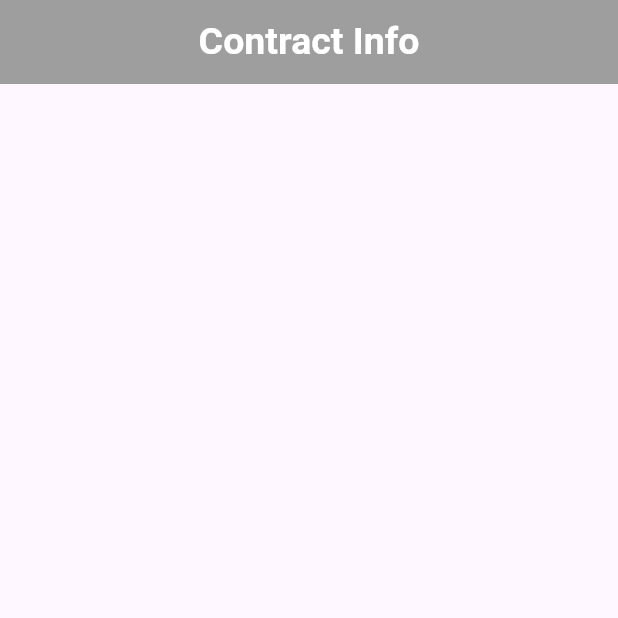
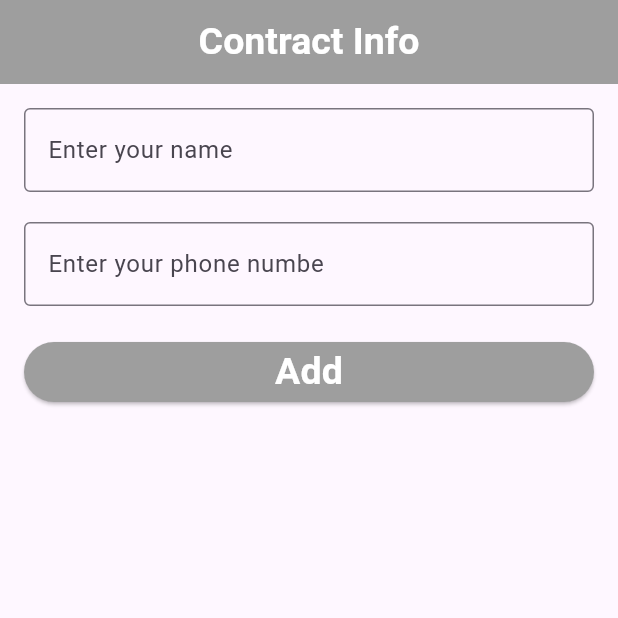
Before and after one commit to Imon13/assingment2, a Flutter app: the screen it shows after launch, on a phone screen of 412 x 824 dp, the top half of it. Run offline on Flutter 3.47's test engine with Material 3 defaults, Android fonts, the phone set to English and light mode, and no system bars.

Commit message:
ui desing done

```diff
--- a/lib/Home.dart
+++ b/lib/Home.dart
@@ -22,6 +22,47 @@ class _HomeState extends State<Home> {
 
 
       ),
+
+      body: Padding(
+        padding: const EdgeInsets.all(16),
+        child: Column(
+          children: [
+            TextField(
+
+              decoration: InputDecoration(
+                  hintText: "Enter your name",
+                  label: Text("Enter your name"),
+                  border: OutlineInputBorder(),
+
+              ),
+            ),
+            SizedBox(height: 20,),
+            TextField(
+
+              decoration: InputDecoration(
+                  hintText: "Enter your phone number",
+                  label: Text("Enter your phone numbe"),
+                  border: OutlineInputBorder(),
+
+              ),
+            ),
+            SizedBox(height: 20,),
+            SizedBox(
+              width: double.infinity,
+              child: ElevatedButton(
+                  style: ElevatedButton.styleFrom(
+                    backgroundColor: Colors.grey,
+                  ),
+                  onPressed: (){},
+                  child: Text('Add',style: TextStyle(
+                color: Colors.white,
+                fontSize: 25,
+                fontWeight: FontWeight.bold
+              ),)),
+            )
+          ],
+        ),
+      ),
     ) ;
   }
 }
```
